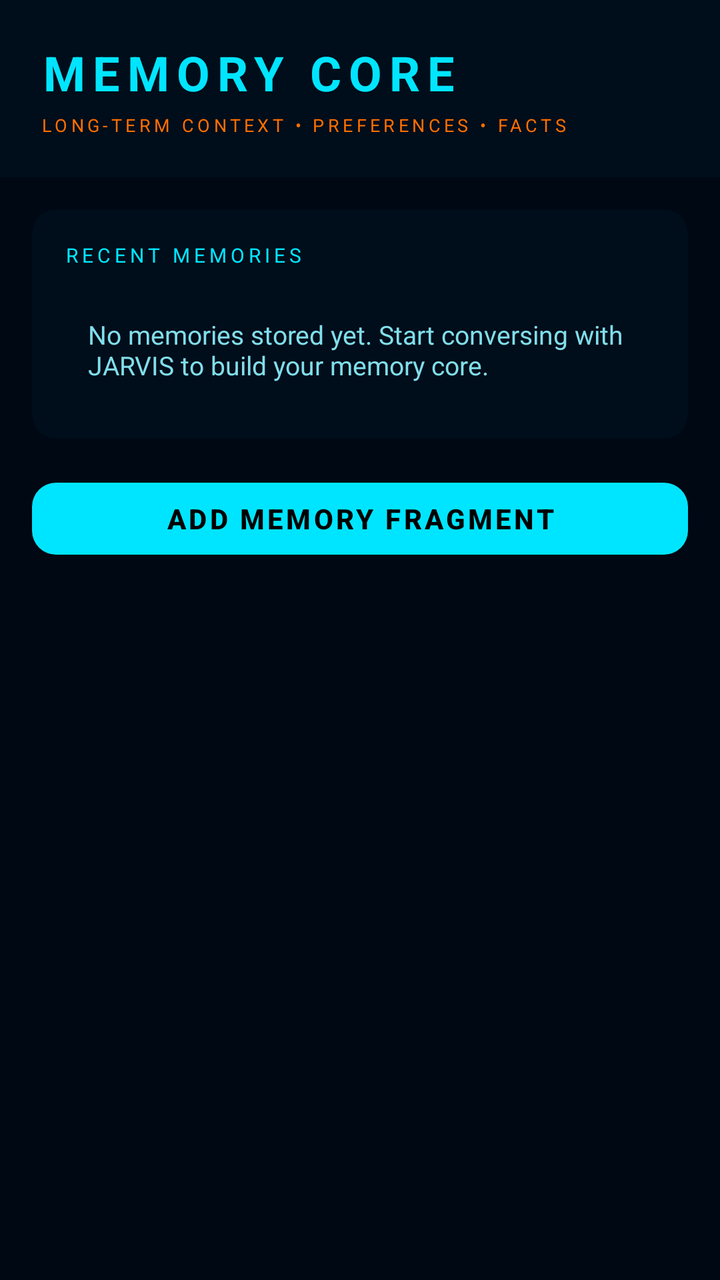
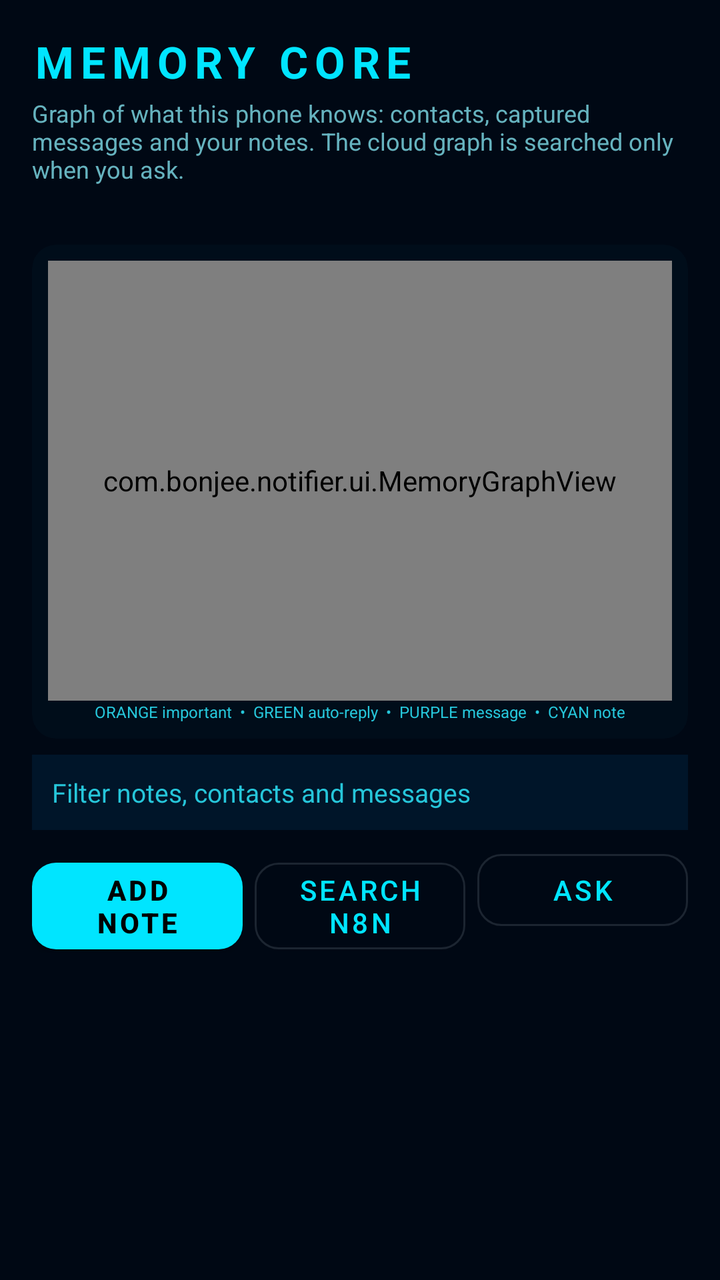

Compare the two renders of this Android layout. The source of the first and the diff that turns it into the second are given below.
<!-- AndroidManifest.xml: application theme Theme.BonjeeNotifier -->
<!-- res/layout/activity_memory.xml -->
<?xml version="1.0" encoding="utf-8"?>
<LinearLayout xmlns:android="http://schemas.android.com/apk/res/android"
    xmlns:app="http://schemas.android.com/apk/res-auto"
    android:layout_width="match_parent"
    android:layout_height="match_parent"
    android:orientation="vertical"
    android:background="@color/bg_primary">

    <LinearLayout
        android:layout_width="match_parent"
        android:layout_height="wrap_content"
        android:orientation="vertical"
        android:padding="20dp"
        android:background="@color/bg_card">

        <TextView
            android:layout_width="wrap_content"
            android:layout_height="wrap_content"
            android:text="MEMORY CORE"
            android:textSize="24sp"
            android:textStyle="bold"
            android:textColor="@color/cyan"
            android:letterSpacing="0.15" />

        <TextView
            android:layout_width="wrap_content"
            android:layout_height="wrap_content"
            android:text="LONG-TERM CONTEXT • PREFERENCES • FACTS"
            android:textSize="9sp"
            android:textColor="@color/orange"
            android:letterSpacing="0.2"
            android:layout_marginTop="4dp" />
    </LinearLayout>

    <ScrollView
        android:layout_width="match_parent"
        android:layout_height="match_parent">

        <LinearLayout
            android:layout_width="match_parent"
            android:layout_height="wrap_content"
            android:orientation="vertical"
            android:padding="16dp">

            <com.google.android.material.card.MaterialCardView
                android:layout_width="match_parent"
                android:layout_height="wrap_content"
                android:layout_marginBottom="16dp"
                app:cardCornerRadius="12dp"
                app:cardElevation="0dp"
                app:cardBackgroundColor="@color/bg_card"
                app:strokeColor="@color/border_cyan"
                app:strokeWidth="1dp">

                <LinearLayout
                    android:layout_width="match_parent"
                    android:layout_height="wrap_content"
                    android:orientation="vertical"
                    android:padding="16dp">

                    <TextView
                        android:layout_width="wrap_content"
                        android:layout_height="wrap_content"
                        android:text="RECENT MEMORIES"
                        android:textSize="10sp"
                        android:textColor="@color/cyan"
                        android:letterSpacing="0.2"
                        android:layout_marginBottom="12dp" />

                    <TextView
                        android:layout_width="match_parent"
                        android:layout_height="wrap_content"
                        android:text="No memories stored yet. Start conversing with JARVIS to build your memory core."
                        android:textColor="@color/text_secondary"
                        android:textSize="13sp"
                        android:padding="12dp" />
                </LinearLayout>
            </com.google.android.material.card.MaterialCardView>

            <com.google.android.material.button.MaterialButton
                android:id="@+id/btnAddMemory"
                style="@style/JarvisButton"
                android:layout_width="match_parent"
                android:layout_height="wrap_content"
                android:text="ADD MEMORY FRAGMENT"
                android:textColor="@color/black"
                app:backgroundTint="@color/cyan" />
        </LinearLayout>
    </ScrollView>
</LinearLayout>
<!-- resources referenced by this layout -->
<resources>
  <color name="bg_card">#000d1a</color>
  <color name="bg_primary">#000814</color>
  <color name="black">#FF000000</color>
  <color name="border_cyan">#00e5ff33</color>
  <color name="cyan">#00e5ff</color>
  <color name="orange">#ff6f00</color>
  <color name="text_secondary">#80deea</color>
  <style name="JarvisButton" parent="Widget.MaterialComponents.Button">
          <item name="cornerRadius">12dp</item>
          <item name="android:textAllCaps">true</item>
          <item name="android:letterSpacing">0.1</item>
          <item name="android:textStyle">bold</item>
      </style>
  <style name="Theme.BonjeeNotifier" parent="Theme.MaterialComponents.DayNight.NoActionBar">
          <item name="colorPrimary">@color/cyan</item>
          <item name="colorPrimaryVariant">@color/cyan_bright</item>
          <item name="colorOnPrimary">@color/black</item>
          <item name="colorSecondary">@color/orange</item>
          <item name="colorSecondaryVariant">@color/orange_bright</item>
          <item name="colorOnSecondary">@color/black</item>
          <item name="android:statusBarColor">@color/bg_primary</item>
          <item name="android:navigationBarColor">@color/bg_primary</item>
          <item name="android:windowBackground">@color/bg_primary</item>
          <item name="colorSurface">@color/bg_card</item>
          <item name="colorOnSurface">@color/text_primary</item>
      </style>
  <color name="cyan_bright">#18ffff</color>
  <color name="orange_bright">#ff9100</color>
  <color name="text_primary">#e0f7fa</color>
</resources>

<!-- the commit's change to res/layout/activity_memory.xml (unified diff, before → after) -->
@@ -3,88 +3,132 @@
     xmlns:app="http://schemas.android.com/apk/res-auto"
     android:layout_width="match_parent"
     android:layout_height="match_parent"
+    android:background="@color/bg_primary"
     android:orientation="vertical"
-    android:background="@color/bg_primary">
+    android:padding="16dp">
 
-    <LinearLayout
+    <TextView
+        android:layout_width="wrap_content"
+        android:layout_height="wrap_content"
+        android:letterSpacing="0.15"
+        android:text="MEMORY CORE"
+        android:textColor="@color/cyan"
+        android:textSize="22sp"
+        android:textStyle="bold" />
+
+    <TextView
         android:layout_width="match_parent"
         android:layout_height="wrap_content"
-        android:orientation="vertical"
-        android:padding="20dp"
-        android:background="@color/bg_card">
+        android:layout_marginTop="3dp"
+        android:alpha="0.8"
+        android:text="Graph of what this phone knows: contacts, captured messages and your notes. The cloud graph is searched only when you ask."
+        android:textColor="@color/text_secondary"
+        android:textSize="12sp" />
 
-        <TextView
-            android:layout_width="wrap_content"
-            android:layout_height="wrap_content"
-            android:text="MEMORY CORE"
-            android:textSize="24sp"
-            android:textStyle="bold"
-            android:textColor="@color/cyan"
-            android:letterSpacing="0.15" />
+    <TextView
+        android:id="@+id/txtMemoryStatus"
+        android:layout_width="match_parent"
+        android:layout_height="wrap_content"
+        android:layout_marginTop="8dp"
+        android:fontFamily="monospace"
+        android:textColor="@color/text_tertiary"
+        android:textSize="10sp" />
 
-        <TextView
-            android:layout_width="wrap_content"
-            android:layout_height="wrap_content"
-            android:text="LONG-TERM CONTEXT • PREFERENCES • FACTS"
-            android:textSize="9sp"
-            android:textColor="@color/orange"
-            android:letterSpacing="0.2"
-            android:layout_marginTop="4dp" />
-    </LinearLayout>
-
-    <ScrollView
+    <com.google.android.material.card.MaterialCardView
         android:layout_width="match_parent"
-        android:layout_height="match_parent">
+        android:layout_height="wrap_content"
+        android:layout_marginTop="8dp"
+        app:cardBackgroundColor="@color/bg_card"
+        app:cardCornerRadius="12dp"
+        app:cardElevation="0dp"
+        app:strokeColor="@color/border_cyan"
+        app:strokeWidth="1dp">
 
         <LinearLayout
             android:layout_width="match_parent"
             android:layout_height="wrap_content"
             android:orientation="vertical"
-            android:padding="16dp">
+            android:padding="8dp">
 
-            <com.google.android.material.card.MaterialCardView
+            <com.bonjee.notifier.ui.MemoryGraphView
+                android:id="@+id/memoryGraph"
+                android:layout_width="match_parent"
+                android:layout_height="220dp" />
+
+            <TextView
                 android:layout_width="match_parent"
                 android:layout_height="wrap_content"
-                android:layout_marginBottom="16dp"
-                app:cardCornerRadius="12dp"
-                app:cardElevation="0dp"
-                app:cardBackgroundColor="@color/bg_card"
-                app:strokeColor="@color/border_cyan"
-                app:strokeWidth="1dp">
+                android:gravity="center"
+                android:text="ORANGE important  •  GREEN auto-reply  •  PURPLE message  •  CYAN note"
+                android:textColor="@color/text_dim"
+                android:textSize="8sp" />
+        </LinearLayout>
+    </com.google.android.material.card.MaterialCardView>
 
-                <LinearLayout
-                    android:layout_width="match_parent"
-                    android:layout_height="wrap_content"
-                    android:orientation="vertical"
-                    android:padding="16dp">
+    <EditText
+        android:id="@+id/editMemorySearch"
+        android:layout_width="match_parent"
+        android:layout_height="wrap_content"
+        android:layout_marginTop="8dp"
+        android:background="@color/bg_card_alt"
+        android:hint="Filter notes, contacts and messages"
+        android:inputType="text"
+        android:maxLines="1"
+        android:padding="10dp"
+        android:textColor="@color/text_primary"
+        android:textColorHint="@color/text_dim"
+        android:textSize="13sp" />
 
-                    <TextView
-                        android:layout_width="wrap_content"
-                        android:layout_height="wrap_content"
-                        android:text="RECENT MEMORIES"
-                        android:textSize="10sp"
-                        android:textColor="@color/cyan"
-                        android:letterSpacing="0.2"
-                        android:layout_marginBottom="12dp" />
+    <LinearLayout
+        android:layout_width="match_parent"
+        android:layout_height="wrap_content"
+        android:layout_marginTop="6dp"
+        android:orientation="horizontal">
 
-                    <TextView
-                        android:layout_width="match_parent"
-                        android:layout_height="wrap_content"
-                        android:text="No memories stored yet. Start conversing with JARVIS to build your memory core."
-                        android:textColor="@color/text_secondary"
-                        android:textSize="13sp"
-                        android:padding="12dp" />
-                </LinearLayout>
-            </com.google.android.material.card.MaterialCardView>
+        <com.google.android.material.button.MaterialButton
+            android:id="@+id/btnAddMemory"
+            style="@style/JarvisButton"
+            android:layout_width="0dp"
+            android:layout_height="wrap_content"
+            android:layout_weight="1"
+            android:text="ADD NOTE"
+            android:textColor="@color/black"
+            app:backgroundTint="@color/cyan" />
 
-            <com.google.android.material.button.MaterialButton
-                android:id="@+id/btnAddMemory"
-                style="@style/JarvisButton"
-                android:layout_width="match_parent"
-                android:layout_height="wrap_content"
-                android:text="ADD MEMORY FRAGMENT"
-                android:textColor="@color/black"
-                app:backgroundTint="@color/cyan" />
-        </LinearLayout>
-    </ScrollView>
+        <com.google.android.material.button.MaterialButton
+            android:id="@+id/btnMemoryCloud"
+            style="@style/JarvisButton.Outlined"
+            android:layout_width="0dp"
+            android:layout_height="wrap_content"
+            android:layout_marginStart="6dp"
+            android:layout_weight="1"
+            android:text="SEARCH N8N" />
+
+        <com.google.android.material.button.MaterialButton
+            android:id="@+id/btnMemoryAsk"
+            style="@style/JarvisButton.Outlined"
+            android:layout_width="0dp"
+            android:layout_height="wrap_content"
+            android:layout_marginStart="6dp"
+            android:layout_weight="1"
+            android:text="ASK" />
+    </LinearLayout>
+
+    <ListView
+        android:id="@+id/listMemory"
+        android:layout_width="match_parent"
+        android:layout_height="0dp"
+        android:layout_marginTop="6dp"
+        android:layout_weight="1"
+        android:divider="@color/border"
+        android:dividerHeight="1dp" />
+
+    <TextView
+        android:id="@+id/txtMemoryFooter"
+        android:layout_width="match_parent"
+        android:layout_height="wrap_content"
+        android:layout_marginTop="4dp"
+        android:alpha="0.75"
+        android:textColor="@color/text_dim"
+        android:textSize="9sp" />
 </LinearLayout>
<!-- resource entries referenced after the edit -->
@@ -1,17 +1,26 @@
 <!-- resources referenced by this layout -->
 <resources>
   <color name="bg_card">#000d1a</color>
+  <color name="bg_card_alt">#001529</color>
   <color name="bg_primary">#000814</color>
   <color name="black">#FF000000</color>
+  <color name="border">#1a237e33</color>
   <color name="border_cyan">#00e5ff33</color>
   <color name="cyan">#00e5ff</color>
+  <color name="text_dim">#26c6da</color>
   <color name="orange">#ff6f00</color>
   <color name="text_secondary">#80deea</color>
+  <color name="text_tertiary">#4dd0e1</color>
   <style name="JarvisButton" parent="Widget.MaterialComponents.Button">
           <item name="cornerRadius">12dp</item>
           <item name="android:textAllCaps">true</item>
           <item name="android:letterSpacing">0.1</item>
           <item name="android:textStyle">bold</item>
+      </style>
+  <style name="JarvisButton.Outlined" parent="Widget.MaterialComponents.Button.OutlinedButton">
+          <item name="cornerRadius">12dp</item>
+          <item name="android:textAllCaps">true</item>
+          <item name="android:letterSpacing">0.1</item>
       </style>
   <style name="Theme.BonjeeNotifier" parent="Theme.MaterialComponents.DayNight.NoActionBar">
           <item name="colorPrimary">@color/cyan</item>
